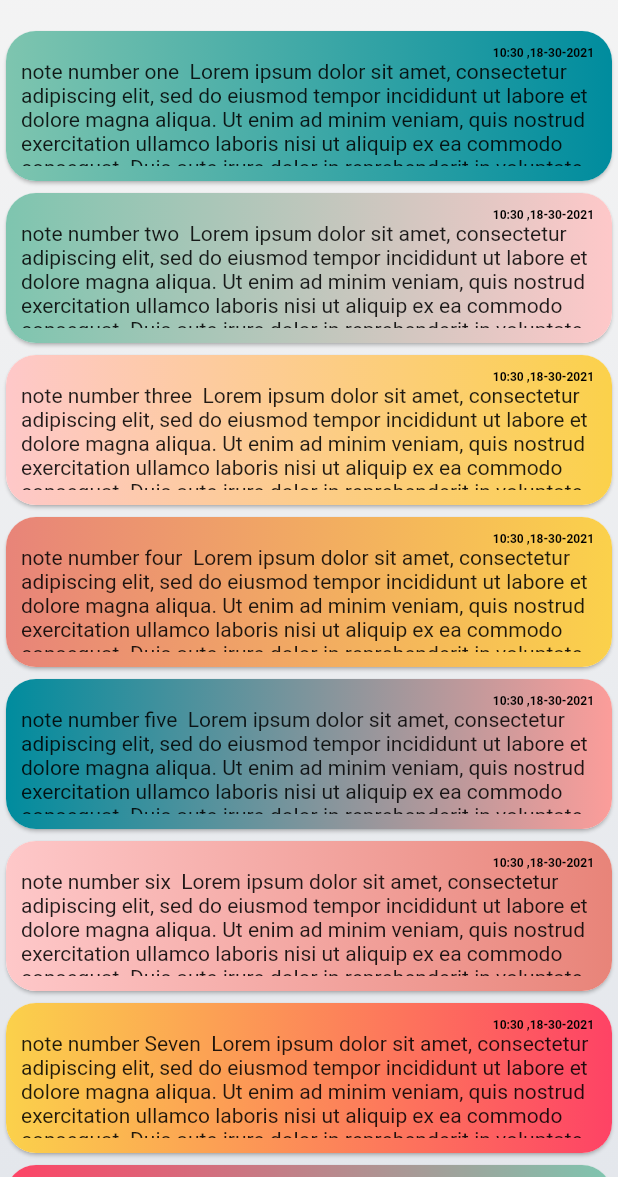
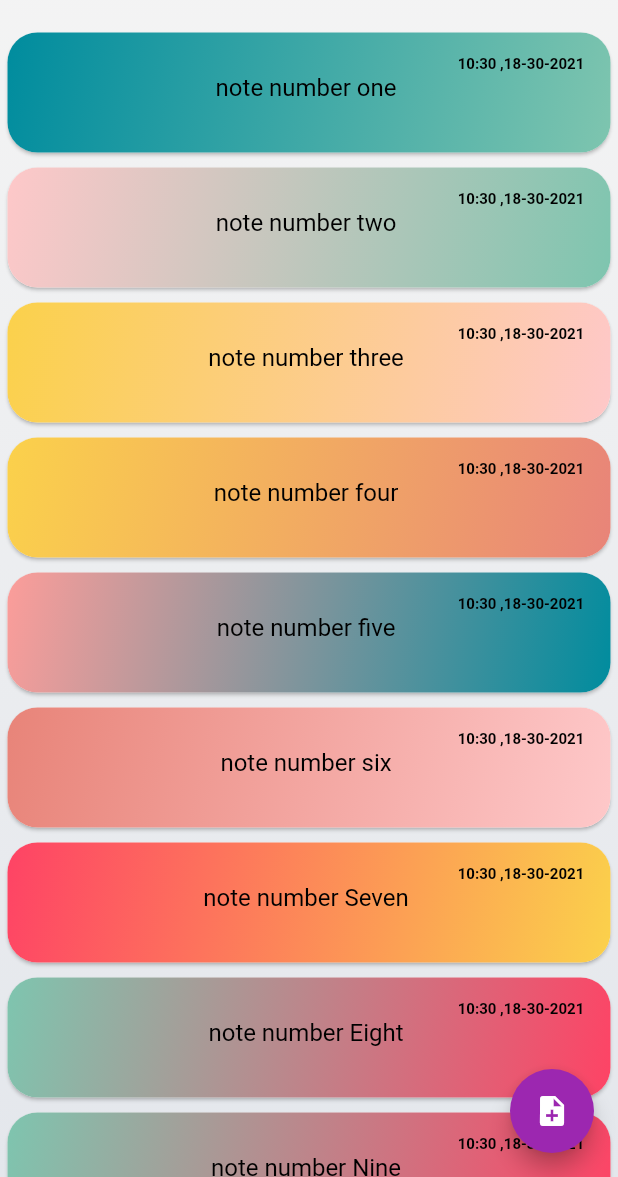
Before and after one commit to Nassim-sadi/tasks_brz, a Flutter app: the screen it shows after launch, on a phone screen of 412 x 824 dp, the part 59-1236 px from its top. Run offline on Flutter 3.47's test engine with Material 2 defaults, Android fonts, the phone set to English and light mode, and no system bars; our stand-ins replace google_fonts.

Commit message:
fixed -fixed Size- , added button , need Editor page , Logic

```diff
--- a/lib/main.dart
+++ b/lib/main.dart
@@ -39,6 +39,10 @@ class MyHomePage extends StatefulWidget {
 }
 
 class _MyHomePageState extends State<MyHomePage> {
+  TextStyle dateStyle =
+      const TextStyle(fontWeight: FontWeight.bold, fontSize: 10, color: Colors.black);
+  TextStyle contentStyle =
+      const TextStyle(fontWeight: FontWeight.normal, fontSize: 16, color: Colors.black);
   List<Color> cardColors = const [
     Color(0xfffe4365),
     Color(0xfff1404b),
@@ -66,6 +70,19 @@ class _MyHomePageState extends State<MyHomePage> {
     NoteModel('note number therteen ', DateTime.now()),
     NoteModel('note number fourteen ', DateTime.now()),
     NoteModel('note number fivteen ', DateTime.now()),
+    NoteModel('note number fivteen ', DateTime.now()),
+    NoteModel('note number fivteen ', DateTime.now()),
+    NoteModel('note number fivteen ', DateTime.now()),
+    NoteModel('note number fivteen ', DateTime.now()),
+    NoteModel('note number fivteen ', DateTime.now()),
+    NoteModel('note number fivteen ', DateTime.now()),
+    NoteModel('note number fivteen ', DateTime.now()),
+    NoteModel('note number fivteen ', DateTime.now()),
+    NoteModel('note number fivteen ', DateTime.now()),
+    NoteModel('note number fivteen ', DateTime.now()),
+    NoteModel('note number fivteen ', DateTime.now()),
+    NoteModel('note number fivteen ', DateTime.now()),
+    NoteModel('note number fivteen ', DateTime.now()),
   ];
   @override
   Widget build(BuildContext context) {
@@ -86,6 +103,13 @@ class _MyHomePageState extends State<MyHomePage> {
           },
           itemCount: notes.length,
         ),
+        floatingActionButton: FloatingActionButton(
+          onPressed: () {
+            print('object');
+          },
+          child: const Icon(Icons.note_add),
+          backgroundColor: Colors.purple,
+        ),
       ),
     );
   }
@@ -93,35 +117,31 @@ class _MyHomePageState extends State<MyHomePage> {
   Widget noteCard(NoteModel note) {
     return Card(
       shape: RoundedRectangleBorder(borderRadius: BorderRadius.circular(20)),
+      margin: const EdgeInsets.fromLTRB(5, 5, 5, 5),
       child: Container(
-        padding: const EdgeInsets.all(10),
+        padding: const EdgeInsets.all(15),
         decoration: BoxDecoration(
             borderRadius: BorderRadius.circular(20),
             gradient: LinearGradient(
-              begin: Alignment.centerRight,
-              end: Alignment.centerLeft,
-              // colors: [Color(0xff526584), Color(0xff1122ff)],
+              begin: Alignment.topLeft,
+              end: Alignment.bottomRight,
               colors: [
                 cardColors[ran.nextInt(cardColors.length)],
                 cardColors[ran.nextInt(cardColors.length)],
               ],
             )),
-        height: 100,
-        width: double.infinity,
-        child: Column(children: [
-          Align(
-            alignment: Alignment.centerRight,
-            child: Text(
-              DateFormat('KK:mm ,dd-mm-yyyy ').format(note.time),
-              style: const TextStyle(fontWeight: FontWeight.bold, fontSize: 8, color: Colors.black),
+        child: ConstrainedBox(
+          constraints: const BoxConstraints(
+            minHeight: 50,
+          ),
+          child: Column(children: [
+            Align(
+              alignment: Alignment.centerRight,
+              child: Text(DateFormat('KK:mm ,dd-mm-yyyy ').format(note.time), style: dateStyle),
             ),
-          ),
-          Flexible(
-              flex: 1,
-              fit: FlexFit.tight,
-              child: Text(note.content +
-                  " Lorem ipsum dolor sit amet, consectetur adipiscing elit, sed do eiusmod tempor incididunt ut labore et dolore magna aliqua. Ut enim ad minim veniam, quis nostrud exercitation ullamco laboris nisi ut aliquip ex ea commodo consequat. Duis aute irure dolor in reprehenderit in voluptate velit esse cillum dolore eu fugiat nulla pariatur. Excepteur sint occaecat cupidatat non proident, sunt in culpa qui officia deserunt mollit anim id est laborum. ")),
-        ]),
+            Text(note.content, style: contentStyle),
+          ]),
+        ),
       ),
     );
   }
```
